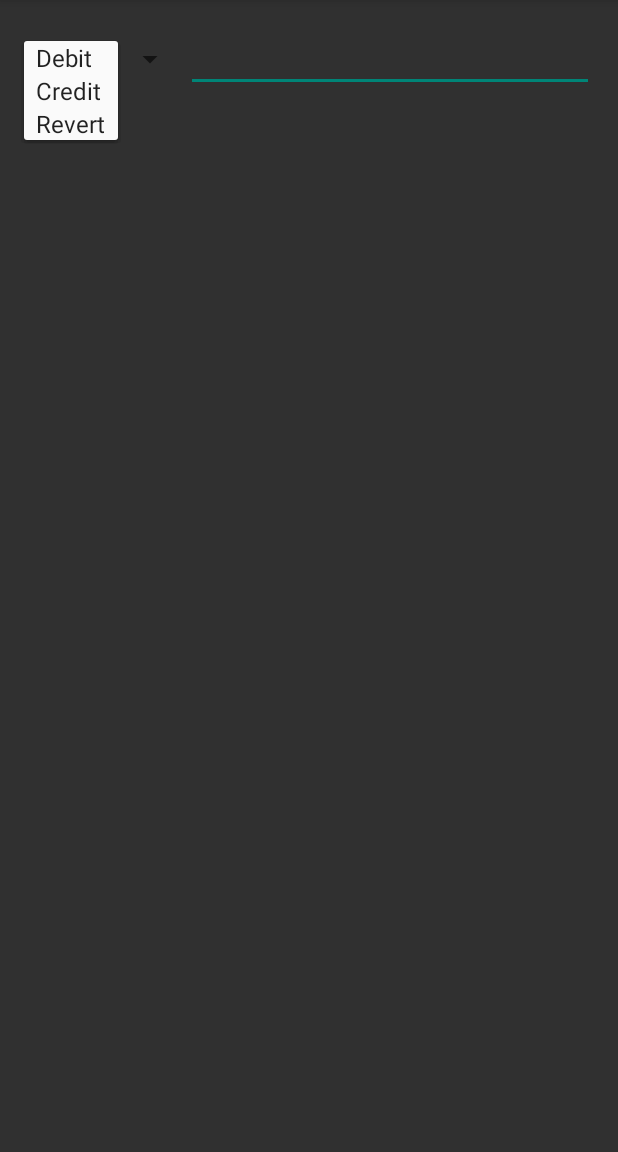
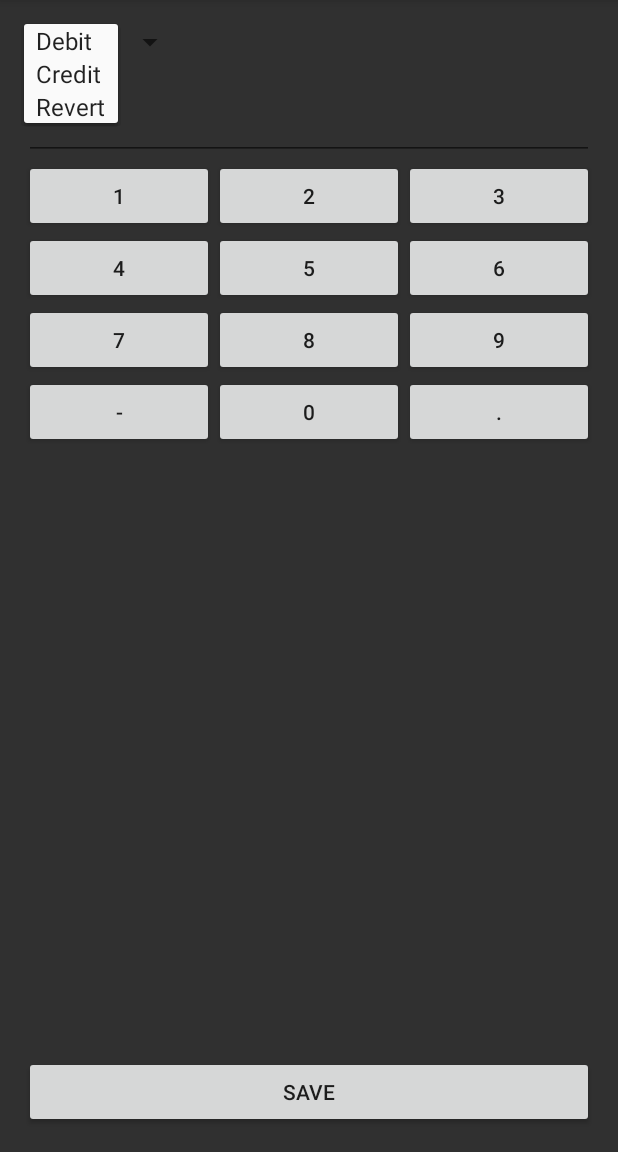
Before and after one commit to vishwasmdamle/QuickNote, an Android app: the screen it shows after launch (Exp), after a tap on "Debit", on a phone screen of 412 x 824 dp, the part 84-1236 px from its top. Run offline under Robolectric (Android 15) with nearby library versions, the phone set to English and light mode, and no system bars.

Commit message:
QuickNote : Added Keypad layout

```diff
--- a/app/build.gradle
+++ b/app/build.gradle
@@ -22,4 +22,5 @@ android {
 dependencies {
     compile fileTree(dir: 'libs', include: ['*.jar'])
     compile 'com.android.support:appcompat-v7:22.0.0'
+    compile 'com.android.support:gridlayout-v7:22.0.0'
 }
--- a/app/src/main/AndroidManifest.xml
+++ b/app/src/main/AndroidManifest.xml
@@ -8,7 +8,7 @@
         android:label="@string/app_name"
         android:theme="@style/AppTheme" >
         <activity
-            android:name=".Exp"
+            android:name=".activities.Exp"
             android:label="@string/app_name" >
             <intent-filter>
                 <action android:name="android.intent.action.MAIN" />
--- a/app/src/main/java/com/example/vishwasdamle/quicknote/Exp.java
+++ b/app/src/main/java/com/example/vishwasdamle/quicknote/activities/Exp.java
@@ -1,13 +1,22 @@
-package com.example.vishwasdamle.quickNote;
+package com.example.vishwasdamle.quickNote.activities;
 
 import android.support.v7.app.ActionBarActivity;
 import android.os.Bundle;
 import android.view.Menu;
 import android.view.MenuItem;
 import android.view.View;
+import android.widget.AdapterView;
 import android.widget.ArrayAdapter;
+import android.widget.Button;
+import android.widget.EditText;
+import android.widget.GridView;
 import android.widget.MultiAutoCompleteTextView;
 import android.widget.Spinner;
+
+import com.example.vishwasdamle.quickNote.adaptors.ButtonAdaptor;
+import com.example.vishwasdamle.quickNote.R;
+
+import static android.widget.AdapterView.*;
 
 
 public class
@@ -18,9 +27,25 @@ public class
         super.onCreate(savedInstanceState);
         setContentView(R.layout.activity_exp);
         Spinner spinner = (Spinner) findViewById(R.id.transactionType);
+        GridView gridView = (GridView) findViewById(R.id.numPad);
         MultiAutoCompleteTextView description = (MultiAutoCompleteTextView) findViewById(R.id.description);
         initSpinner(spinner);
+        initNumPad(gridView);
         setupAutoCompleteSuggestions(description);
+    }
+
+    private void initNumPad(GridView gridView) {
+        ButtonAdaptor buttonAdaptor = new ButtonAdaptor(this);
+        gridView.setAdapter(buttonAdaptor);
+
+        OnItemClickListener numPadListener = new OnItemClickListener() {
+            @Override
+            public void onItemClick(AdapterView<?> adapterView, View view, int i, long l) {
+                EditText amount = (EditText) findViewById(R.id.amount);
+                amount.setText(amount.getText().toString() + ((Button)view.findViewById(R.id.numPadKey)).getText());
+            }
+        };
+        gridView.setOnItemClickListener(numPadListener);
     }
 
     private void setupAutoCompleteSuggestions(final MultiAutoCompleteTextView description) {
@@ -59,6 +84,8 @@ public class
         // automatically handle clicks on the Home/Up button, so long
         // as you specify a parent activity in AndroidManifest.xml.
         int id = item.getItemId();
+        System.out.println("item = [" + item + "]");
+        System.out.println("item.getTitle() = " + item.getTitle());
 
         //noinspection SimplifiableIfStatement
         if (id == R.id.action_settings) {
@@ -67,4 +94,8 @@ public class
 
         return super.onOptionsItemSelected(item);
     }
+
+    public void save(View view) {
+
+    }
 }
--- /dev/null
+++ b/app/src/main/java/com/example/vishwasdamle/quicknote/adaptors/ButtonAdaptor.java
@@ -0,0 +1,59 @@
+package com.example.vishwasdamle.quickNote.adaptors;
+
+import android.content.Context;
+import android.view.LayoutInflater;
+import android.view.View;
+import android.view.ViewGroup;
+import android.widget.BaseAdapter;
+import android.widget.Button;
+
+import com.example.vishwasdamle.quickNote.R;
+
+import java.util.ArrayList;
+
+public class ButtonAdaptor extends BaseAdapter {
+    private Context context;
+    private ArrayList<String> numbers;
+
+    public ButtonAdaptor(Context context) {
+        this.context = context;
+        numbers = new ArrayList<>();
+        numbers.add(context.getResources().getString(R.string.number1));
+        numbers.add(context.getResources().getString(R.string.number2));
+        numbers.add(context.getResources().getString(R.string.number3));
+        numbers.add(context.getResources().getString(R.string.number4));
+        numbers.add(context.getResources().getString(R.string.number5));
+        numbers.add(context.getResources().getString(R.string.number6));
+        numbers.add(context.getResources().getString(R.string.number7));
+        numbers.add(context.getResources().getString(R.string.number8));
+        numbers.add(context.getResources().getString(R.string.number9));
+        numbers.add(context.getResources().getString(R.string.numberNegative));
+        numbers.add(context.getResources().getString(R.string.number0));
+        numbers.add(context.getResources().getString(R.string.numberFloatingPoint));
+    }
+
+    @Override
+    public int getCount() {
+        return numbers.size();
+    }
+
+    @Override
+    public Object getItem(int i) {
+        return numbers.get(i);
+    }
+
+    @Override
+    public long getItemId(int i) {
+        return 0;
+    }
+
+    @Override
+    public View getView(int i, View view, ViewGroup viewGroup) {
+        if(view == null) {
+            view = LayoutInflater.from(context).inflate(R.layout.activity_num_pad_button, viewGroup, false);
+        }
+        Button key = (Button) view.findViewById(R.id.numPadKey);
+        key.setText(numbers.get(i));
+        return view;
+    }
+}
--- a/app/src/main/res/layout/activity_exp.xml
+++ b/app/src/main/res/layout/activity_exp.xml
@@ -1,6 +1,8 @@
-<LinearLayout xmlns:android="http://schemas.android.com/apk/res/android"
-    xmlns:tools="http://schemas.android.com/tools" android:layout_width="fill_parent"
-    android:layout_height="match_parent" android:paddingLeft="@dimen/activity_horizontal_margin"
+<RelativeLayout xmlns:android="http://schemas.android.com/apk/res/android"
+    xmlns:tools="http://schemas.android.com/tools"
+    android:layout_width="fill_parent"
+    android:layout_height="fill_parent"
+    android:paddingLeft="@dimen/activity_horizontal_margin"
     android:paddingRight="@dimen/activity_horizontal_margin"
     android:paddingTop="@dimen/activity_vertical_margin"
     android:paddingBottom="@dimen/activity_vertical_margin"
@@ -9,10 +11,11 @@
     android:orientation="vertical"
     android:weightSum="1">
 
-    <LinearLayout
+    <RelativeLayout
         android:orientation="horizontal"
         android:layout_width="fill_parent"
-        android:layout_height="wrap_content">
+        android:layout_height="wrap_content"
+        android:id="@+id/relativeLayout2">
 
         <Spinner
             android:layout_width="108dp"
@@ -25,13 +28,54 @@
             android:id="@+id/description"
             android:layout_weight="1" />
 
-    </LinearLayout>
+    </RelativeLayout>
 
-    <LinearLayout
+    <RelativeLayout
         android:orientation="vertical"
-        android:layout_width="match_parent"
+        android:layout_width="wrap_content"
+        android:layout_height="match_parent"
+        android:layout_below="@+id/relativeLayout2"
+        android:layout_alignParentLeft="true"
+        android:layout_alignParentStart="true"
+        android:id="@+id/relativeLayout"
+        android:layout_above="@+id/save"
+        android:gravity="fill_vertical">
+
+        <EditText
+            android:layout_width="match_parent"
+            android:layout_height="wrap_content"
+            android:ems="10"
+            android:id="@+id/amount"
+            android:layout_gravity="center_horizontal"
+            android:inputType="text"
+            android:focusable="false"
+            />
+
+        <GridView
+            android:layout_width="match_parent"
+            android:layout_height="match_parent"
+            android:id="@+id/numPad"
+            android:layout_gravity="center_horizontal"
+            android:numColumns="3"
+            android:layout_alignParentLeft="true"
+            android:layout_alignParentStart="false"
+            android:fastScrollAlwaysVisible="false"
+            android:layout_alignParentEnd="true"
+            android:layout_below="@+id/amount"
+            android:layout_alignParentBottom="true"
+            android:gravity="center_vertical" />
+
+    </RelativeLayout>
+
+    <Button
+        android:layout_width="fill_parent"
         android:layout_height="wrap_content"
-        android:layout_gravity="center_horizontal">
-    </LinearLayout>
+        android:text="@string/Save"
+        android:id="@+id/save"
+        android:layout_alignParentBottom="true"
+        android:layout_alignRight="@+id/relativeLayout"
+        android:layout_alignEnd="@+id/relativeLayout"
+        android:onClick="save" />
 
-</LinearLayout>
+
+</RelativeLayout>
--- /dev/null
+++ b/app/src/main/res/layout/activity_num_pad_button.xml
@@ -0,0 +1,13 @@
+<LinearLayout xmlns:android="http://schemas.android.com/apk/res/android"
+    android:layout_width="fill_parent"
+    android:descendantFocusability="blocksDescendants"
+    android:layout_height="fill_parent">
+
+    <Button
+        android:layout_width="fill_parent"
+        android:layout_height="wrap_content"
+        android:focusable="false"
+        android:clickable="false"
+        android:text=""
+        android:id="@+id/numPadKey" />
+</LinearLayout>
--- /dev/null
+++ b/app/src/main/res/menu/menu_num_pad_button.xml
@@ -0,0 +1,7 @@
+<menu xmlns:android="http://schemas.android.com/apk/res/android"
+    xmlns:app="http://schemas.android.com/apk/res-auto"
+    xmlns:tools="http://schemas.android.com/tools"
+    tools:context="com.example.vishwasdamle.quicknote.NumPadButton">
+    <item android:id="@+id/action_settings" android:title="@string/action_settings"
+        android:orderInCategory="100" app:showAsAction="never" />
+</menu>
--- a/app/src/main/res/values-w820dp/dimens.xml
+++ /dev/null
@@ -1,6 +0,0 @@
-<resources>
-    <!-- Example customization of dimensions originally defined in res/values/dimens.xml
-         (such as screen margins) for screens with more than 820dp of available width. This
-         would include 7" and 10" devices in landscape (~960dp and ~1280dp respectively). -->
-    <dimen name="activity_horizontal_margin">64dp</dimen>
-</resources>
--- a/app/src/main/res/values/strings.xml
+++ b/app/src/main/res/values/strings.xml
@@ -16,5 +16,9 @@
     <string name="debit">Debit</string>
     <string name="Credit">Credit</string>
     <string name="Revert">Revert</string>
+    <string name="title_activity_num_pad_button">NumPadButton</string>
+    <string name="numberNegative">-</string>
+    <string name="numberFloatingPoint">.</string>
+    <string name="Save">Save</string>
 
 </resources>
```
